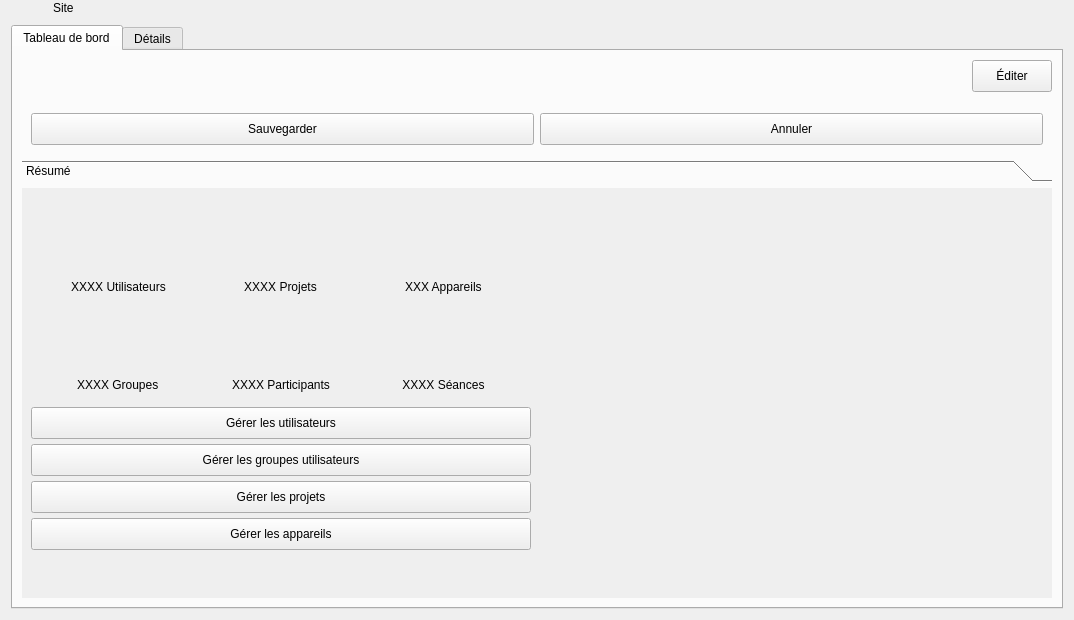
First picture: the form in client/src/editors/SiteWidget.ui, repository introlab/openteraplus, before the edit.
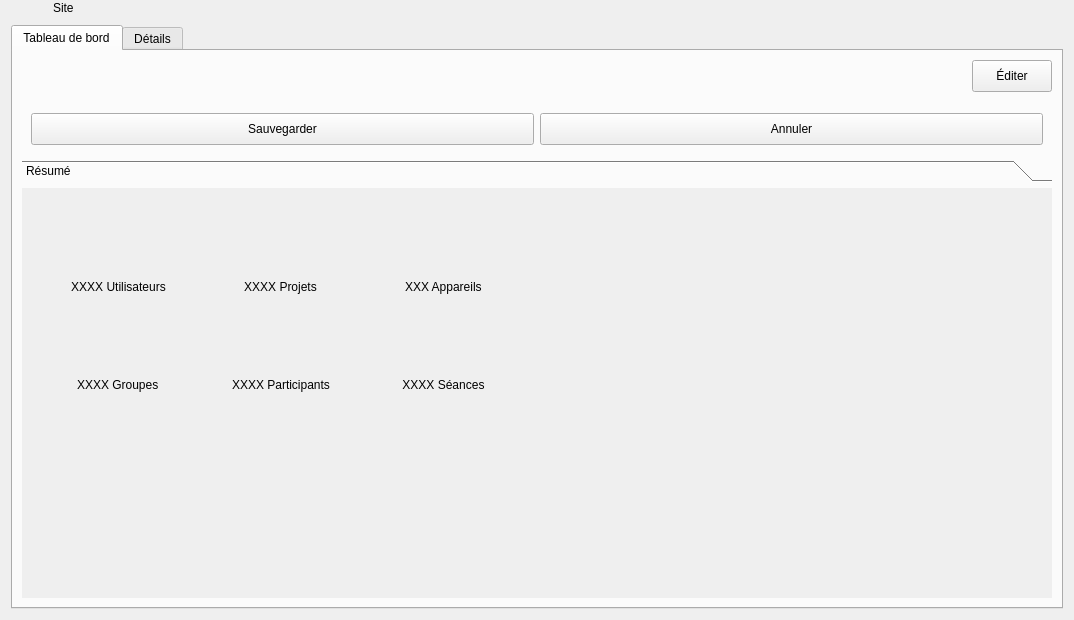
Second picture: the form after the edit. Icons and pictures are not drawn. Custom widgets are drawn as their Qt base class.

```diff
--- a/client/src/editors/SiteWidget.ui
+++ b/client/src/editors/SiteWidget.ui
@@ -594,141 +594,6 @@
              </layout>
             </widget>
            </item>
-           <item>
-            <layout class="QVBoxLayout" name="verticalLayout_9">
-             <property name="spacing">
-              <number>5</number>
-             </property>
-             <item alignment="Qt::AlignTop">
-              <widget class="QPushButton" name="btnManageUsers">
-               <property name="sizePolicy">
-                <sizepolicy hsizetype="Preferred" vsizetype="Fixed">
-                 <horstretch>0</horstretch>
-                 <verstretch>0</verstretch>
-                </sizepolicy>
-               </property>
-               <property name="minimumSize">
-                <size>
-                 <width>200</width>
-                 <height>32</height>
-                </size>
-               </property>
-               <property name="maximumSize">
-                <size>
-                 <width>500</width>
-                 <height>16777215</height>
-                </size>
-               </property>
-               <property name="cursor">
-                <cursorShape>PointingHandCursor</cursorShape>
-               </property>
-               <property name="text">
-                <string>Gérer les utilisateurs</string>
-               </property>
-               <property name="icon">
-                <iconset resource="../../resources/TeraClient.qrc">
-                 <normaloff>:/icons/software_user_online.png</normaloff>:/icons/software_user_online.png</iconset>
-               </property>
-              </widget>
-             </item>
-             <item alignment="Qt::AlignTop">
-              <widget class="QPushButton" name="btnManageUserGroups">
-               <property name="sizePolicy">
-                <sizepolicy hsizetype="Preferred" vsizetype="Fixed">
-                 <horstretch>0</horstretch>
-                 <verstretch>0</verstretch>
-                </sizepolicy>
-               </property>
-               <property name="minimumSize">
-                <size>
-                 <width>200</width>
-                 <height>32</height>
-                </size>
-               </property>
-               <property name="maximumSize">
-                <size>
-                 <width>500</width>
-                 <height>16777215</height>
-                </size>
-               </property>
-               <property name="cursor">
-                <cursorShape>PointingHandCursor</cursorShape>
-               </property>
-               <property name="text">
-                <string>Gérer les groupes utilisateurs</string>
-               </property>
-               <property name="icon">
-                <iconset resource="../../resources/TeraClient.qrc">
-                 <normaloff>:/icons/usergroup.png</normaloff>:/icons/usergroup.png</iconset>
-               </property>
-              </widget>
-             </item>
-             <item alignment="Qt::AlignTop">
-              <widget class="QPushButton" name="btnManageProjects">
-               <property name="sizePolicy">
-                <sizepolicy hsizetype="Preferred" vsizetype="Fixed">
-                 <horstretch>0</horstretch>
-                 <verstretch>0</verstretch>
-                </sizepolicy>
-               </property>
-               <property name="minimumSize">
-                <size>
-                 <width>200</width>
-                 <height>32</height>
-                </size>
-               </property>
-               <property name="maximumSize">
-                <size>
-                 <width>500</width>
-                 <height>16777215</height>
-                </size>
-               </property>
-               <property name="cursor">
-                <cursorShape>PointingHandCursor</cursorShape>
-               </property>
-               <property name="text">
-                <string>Gérer les projets</string>
-               </property>
-               <property name="icon">
-                <iconset resource="../../resources/TeraClient.qrc">
-                 <normaloff>:/icons/project.png</normaloff>:/icons/project.png</iconset>
-               </property>
-              </widget>
-             </item>
-             <item alignment="Qt::AlignTop">
-              <widget class="QPushButton" name="btnManageDevices">
-               <property name="sizePolicy">
-                <sizepolicy hsizetype="Preferred" vsizetype="Fixed">
-                 <horstretch>0</horstretch>
-                 <verstretch>0</verstretch>
-                </sizepolicy>
-               </property>
-               <property name="minimumSize">
-                <size>
-                 <width>200</width>
-                 <height>32</height>
-                </size>
-               </property>
-               <property name="maximumSize">
-                <size>
-                 <width>500</width>
-                 <height>16777215</height>
-                </size>
-               </property>
-               <property name="cursor">
-                <cursorShape>PointingHandCursor</cursorShape>
-               </property>
-               <property name="text">
-                <string>Gérer les appareils</string>
-               </property>
-               <property name="icon">
-                <iconset resource="../../resources/TeraClient.qrc">
-                 <normaloff>:/icons/device.png</normaloff>:/icons/device.png</iconset>
-               </property>
-              </widget>
-             </item>
-            </layout>
-           </item>
            <item>
             <spacer name="verticalSpacer">
              <property name="orientation">
@@ -1019,6 +884,14 @@
    <header>TeraForm.h</header>
    <container>1</container>
   </customwidget>
+  <customwidget>
+   <class>ClickableLabel</class>
+   <extends>QLabel</extends>
+   <header>ClickableLabel.h</header>
+   <slots>
+    <signal>clicked()</signal>
+   </slots>
+  </customwidget>
  </customwidgets>
  <resources>
   <include location="../../resources/TeraClient.qrc"/>
```
Left out of the diff: 6 changed lines with no effect on the pictures.
